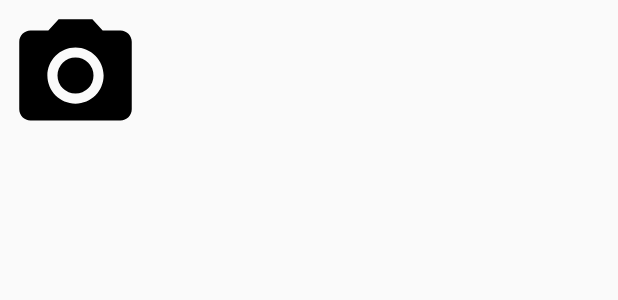
After one commit to elinalp/MMM-project, an Android app: the layout item_similar_product.xml on its own in the app's theme, with its tools: preview values and no code run, on a phone screen of 412 x 824 dp. The commit adds this screen. Shown: the top 300 px of the screen. Run offline under Robolectric (Android 15) with nearby library versions, the phone set to English and light mode, and no system bars; network calls fail.

Commit message:
Added recycleView similar products

```diff
--- a/app/src/main/AndroidManifest.xml
+++ b/app/src/main/AndroidManifest.xml
@@ -3,7 +3,6 @@
     package="com.istic.mmm.project">
 
     <uses-permission android:name="android.permission.CAMERA" />
-
     <!-- To access Google+ APIs: -->
     <uses-permission android:name="android.permission.INTERNET" />
 
--- /dev/null
+++ b/app/src/main/res/layout/item_similar_product.xml
@@ -0,0 +1,23 @@
+<?xml version="1.0" encoding="utf-8"?>
+<LinearLayout xmlns:android="http://schemas.android.com/apk/res/android"
+    xmlns:app="http://schemas.android.com/apk/res-auto"
+    android:layout_width="wrap_content"
+    android:layout_height="wrap_content"
+    android:orientation="vertical"
+    android:padding="5dip">
+
+    <ImageView
+        android:id="@+id/imageSimilarProduct"
+        android:layout_width="90dp"
+        android:layout_height="90dp"
+        app:srcCompat="@drawable/ic_menu_camera" />
+
+    <TextView
+        android:id="@+id/productNameField"
+        android:layout_height="wrap_content"
+        android:layout_width="90dp"
+        android:textSize="18dip"
+        android:textStyle="bold"
+        android:gravity="center"/>
+
+</LinearLayout>
```
Also changed, not shown: app/src/main/java/com/istic/mmm/project/Fragment/DetailsFragment.java (+83 -3 lines), app/src/main/res/drawable/layout_border.xml (added, +7 -0 lines), app/src/main/res/layout-large/content_main.xml (added, +23 -0 lines), app/src/main/res/layout/fragment_details.xml (+10 -2 lines).
